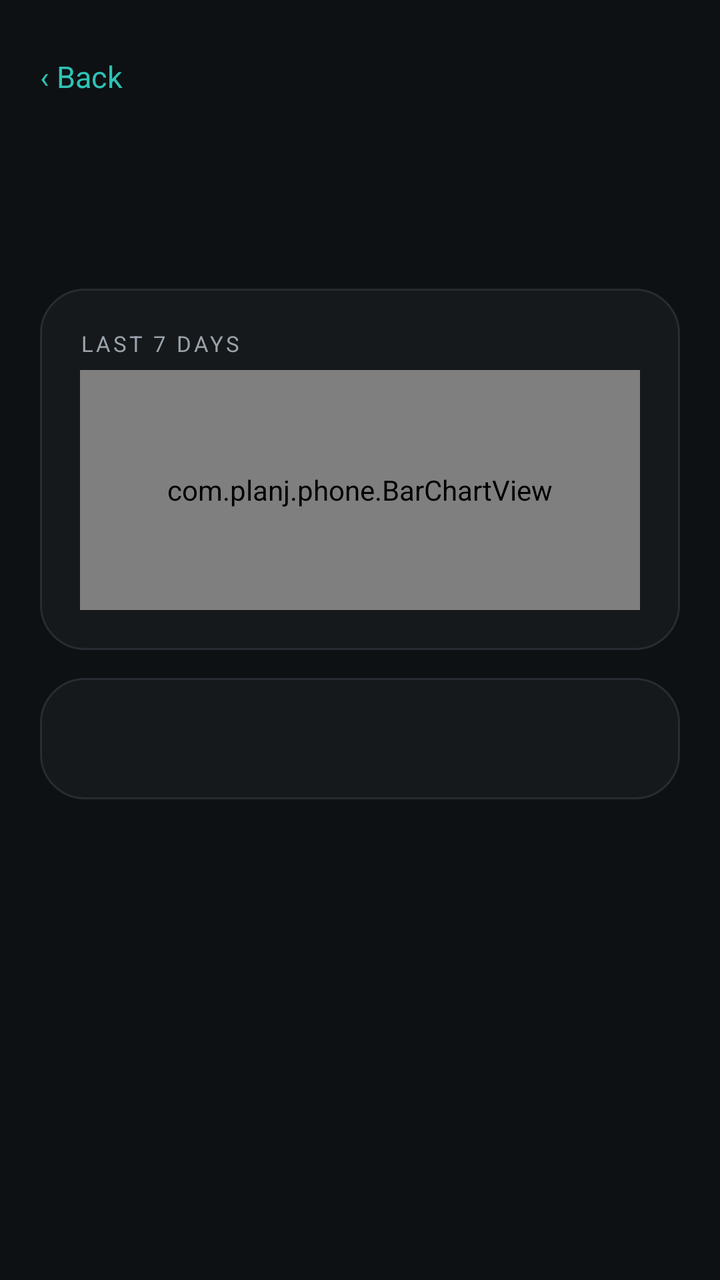
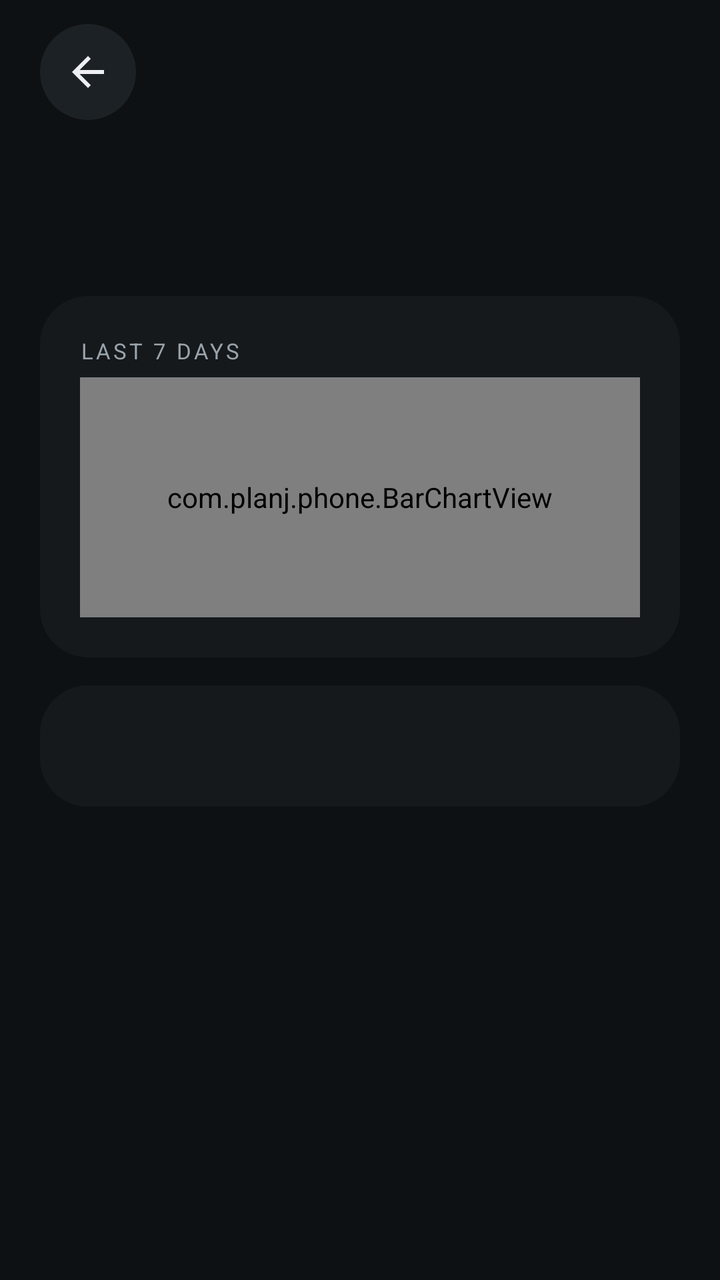

Screens rendered from an Android XML layout before and after an edit, with the pre-edit source and the edit as a unified diff.
<!-- AndroidManifest.xml: application theme Theme.Planj -->
<!-- res/layout/activity_app.xml -->
<?xml version="1.0" encoding="utf-8"?>
<ScrollView xmlns:android="http://schemas.android.com/apk/res/android"
    android:layout_width="match_parent"
    android:layout_height="match_parent"
    android:fitsSystemWindows="true"
    android:scrollbars="none">

    <LinearLayout
        android:layout_width="match_parent"
        android:layout_height="wrap_content"
        android:orientation="vertical"
        android:paddingHorizontal="20dp"
        android:paddingTop="20dp"
        android:paddingBottom="24dp">

        <TextView
            android:id="@+id/back"
            android:layout_width="wrap_content"
            android:layout_height="wrap_content"
            android:background="@drawable/btn_text"
            android:paddingVertical="8dp"
            android:paddingEnd="12dp"
            android:text="‹ Back"
            android:textColor="@color/accent"
            android:textSize="15sp" />

        <LinearLayout
            android:layout_width="match_parent"
            android:layout_height="wrap_content"
            android:layout_marginTop="12dp"
            android:gravity="center_vertical"
            android:orientation="horizontal">

            <ImageView
                android:id="@+id/icon"
                android:layout_width="56dp"
                android:layout_height="56dp"
                android:layout_marginEnd="16dp"
                android:contentDescription="@null" />

            <LinearLayout
                android:layout_width="0dp"
                android:layout_height="wrap_content"
                android:layout_weight="1"
                android:orientation="vertical">

                <TextView
                    android:id="@+id/title"
                    android:layout_width="match_parent"
                    android:layout_height="wrap_content"
                    android:fontFamily="serif"
                    android:textColor="@color/text"
                    android:textSize="26sp" />

                <TextView
                    android:id="@+id/subtitle"
                    android:layout_width="match_parent"
                    android:layout_height="wrap_content"
                    android:layout_marginTop="2dp"
                    android:textColor="@color/muted"
                    android:textSize="13sp" />
            </LinearLayout>
        </LinearLayout>

        <LinearLayout
            android:layout_width="match_parent"
            android:layout_height="wrap_content"
            android:layout_marginTop="20dp"
            android:background="@drawable/card_bg"
            android:orientation="vertical"
            android:padding="20dp">

            <TextView
                android:layout_width="wrap_content"
                android:layout_height="wrap_content"
                android:letterSpacing="0.12"
                android:text="LAST 7 DAYS"
                android:textColor="@color/muted"
                android:textSize="11sp" />

            <com.planj.phone.BarChartView
                android:id="@+id/chart"
                android:layout_width="match_parent"
                android:layout_height="120dp"
                android:layout_marginTop="6dp" />
        </LinearLayout>

        <LinearLayout
            android:layout_width="match_parent"
            android:layout_height="wrap_content"
            android:layout_marginTop="14dp"
            android:background="@drawable/card_bg"
            android:orientation="vertical"
            android:padding="20dp">

            <TextView
                android:id="@+id/sessions_title"
                android:layout_width="wrap_content"
                android:layout_height="wrap_content"
                android:letterSpacing="0.12"
                android:textColor="@color/muted"
                android:textSize="11sp" />

            <LinearLayout
                android:id="@+id/sessions"
                android:layout_width="match_parent"
                android:layout_height="wrap_content"
                android:layout_marginTop="6dp"
                android:orientation="vertical" />
        </LinearLayout>
    </LinearLayout>
</ScrollView>
<!-- resources referenced by this layout -->
<resources>
  <color name="accent">#2EC4B6</color>
  <color name="muted">#9AA3AB</color>
  <color name="text">#EDEFF2</color>
  <!-- drawable btn_text (drawable) -->
  <?xml version="1.0" encoding="utf-8"?>
  <ripple xmlns:android="http://schemas.android.com/apk/res/android" android:color="@color/ripple">
      <item>
          <shape android:shape="rectangle">
              <solid android:color="#00000000" />
              <corners android:radius="999dp" />
          </shape>
      </item>
  </ripple>
  <!-- drawable card_bg (drawable) -->
  <?xml version="1.0" encoding="utf-8"?>
  <shape xmlns:android="http://schemas.android.com/apk/res/android" android:shape="rectangle">
      <solid android:color="@color/surface" />
      <corners android:radius="22dp" />
      <stroke android:width="1dp" android:color="@color/border" />
  </shape>
  <style name="Theme.Planj" parent="@android:style/Theme.Material.NoActionBar">
          <item name="android:windowBackground">@color/bg</item>
          <item name="android:colorAccent">@color/accent</item>
          <item name="android:statusBarColor">@color/bg</item>
          <item name="android:navigationBarColor">@color/bg</item>
          <item name="android:textColorPrimary">@color/text</item>
          <item name="android:textColorSecondary">@color/muted</item>
          <item name="android:textColorHint">@color/muted</item>
      </style>
  <color name="ripple">#22FFFFFF</color>
  <color name="surface">#15191C</color>
  <color name="border">#262C31</color>
  <color name="bg">#0E1113</color>
</resources>

<!-- the commit's change to res/layout/activity_app.xml (unified diff, before → after) -->
@@ -10,19 +10,14 @@
         android:layout_height="wrap_content"
         android:orientation="vertical"
         android:paddingHorizontal="20dp"
-        android:paddingTop="20dp"
+        android:paddingTop="12dp"
         android:paddingBottom="24dp">
 
-        <TextView
+        <ImageView
             android:id="@+id/back"
-            android:layout_width="wrap_content"
-            android:layout_height="wrap_content"
-            android:background="@drawable/btn_text"
-            android:paddingVertical="8dp"
-            android:paddingEnd="12dp"
-            android:text="‹ Back"
-            android:textColor="@color/accent"
-            android:textSize="15sp" />
+            style="@style/CircleButton"
+            android:contentDescription="Back"
+            android:src="@drawable/ic_back" />
 
         <LinearLayout
             android:layout_width="match_parent"
@@ -46,11 +41,7 @@
 
                 <TextView
                     android:id="@+id/title"
-                    android:layout_width="match_parent"
-                    android:layout_height="wrap_content"
-                    android:fontFamily="serif"
-                    android:textColor="@color/text"
-                    android:textSize="26sp" />
+                    style="@style/Display.M" />
 
                 <TextView
                     android:id="@+id/subtitle"
<!-- resource entries referenced after the edit -->
@@ -1,25 +1,36 @@
 <!-- resources referenced by this layout -->
 <resources>
   <color name="accent">#2EC4B6</color>
+  <style name="PageTransitions" parent="@android:style/Animation.Activity">
+          <item name="android:activityOpenEnterAnimation">@anim/slide_in_right</item>
+          <item name="android:activityOpenExitAnimation">@anim/slide_out_left</item>
+          <item name="android:activityCloseEnterAnimation">@anim/slide_in_left</item>
+          <item name="android:activityCloseExitAnimation">@anim/slide_out_right</item>
+      </style>
   <color name="muted">#9AA3AB</color>
   <color name="text">#EDEFF2</color>
-  <!-- drawable btn_text (drawable) -->
-  <?xml version="1.0" encoding="utf-8"?>
-  <ripple xmlns:android="http://schemas.android.com/apk/res/android" android:color="@color/ripple">
-      <item>
-          <shape android:shape="rectangle">
-              <solid android:color="#00000000" />
-              <corners android:radius="999dp" />
-          </shape>
-      </item>
-  </ripple>
   <!-- drawable card_bg (drawable) -->
   <?xml version="1.0" encoding="utf-8"?>
   <shape xmlns:android="http://schemas.android.com/apk/res/android" android:shape="rectangle">
       <solid android:color="@color/surface" />
-      <corners android:radius="22dp" />
-      <stroke android:width="1dp" android:color="@color/border" />
+      <corners android:radius="24dp" />
   </shape>
+  <!-- drawable ic_back (drawable) -->
+  <?xml version="1.0" encoding="utf-8"?>
+  <vector xmlns:android="http://schemas.android.com/apk/res/android" android:width="24dp" android:height="24dp" android:viewportWidth="24" android:viewportHeight="24">
+      <path android:fillColor="#FFFFFFFF" android:pathData="M20,11H7.8l5.6,-5.6L12,4l-8,8 8,8 1.4,-1.4L7.8,13H20v-2z" />
+  </vector>
+  <style name="CircleButton" parent="">
+          <item name="android:layout_width">48dp</item>
+          <item name="android:layout_height">48dp</item>
+          <item name="android:background">@drawable/btn_circle</item>
+          <item name="android:padding">12dp</item>
+          <item name="android:scaleType">fitCenter</item>
+          <item name="android:tint">@color/text</item>
+      </style>
+  <style name="Display.M">
+          <item name="android:textSize">26sp</item>
+      </style>
   <style name="Theme.Planj" parent="@android:style/Theme.Material.NoActionBar">
           <item name="android:windowBackground">@color/bg</item>
           <item name="android:colorAccent">@color/accent</item>
@@ -28,10 +39,20 @@
           <item name="android:textColorPrimary">@color/text</item>
           <item name="android:textColorSecondary">@color/muted</item>
           <item name="android:textColorHint">@color/muted</item>
+          <item name="android:windowAnimationStyle">@style/PageTransitions</item>
       </style>
   <color name="ripple">#22FFFFFF</color>
+  <color name="surface_alt">#1C2125</color>
   <color name="surface">#15191C</color>
-  <color name="border">#262C31</color>
+  <!-- drawable btn_circle (drawable) -->
+  <?xml version="1.0" encoding="utf-8"?>
+  <ripple xmlns:android="http://schemas.android.com/apk/res/android" android:color="@color/ripple">
+      <item>
+          <shape android:shape="oval">
+              <solid android:color="@color/surface_alt" />
+          </shape>
+      </item>
+  </ripple>
   <color name="bg">#0E1113</color>
 </resources>
 
